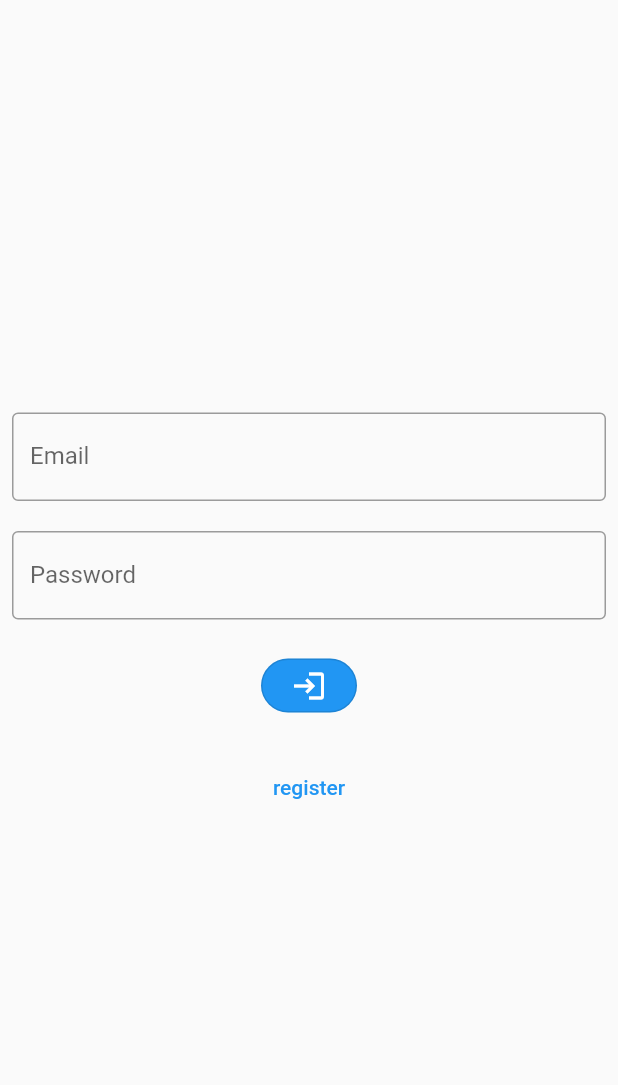
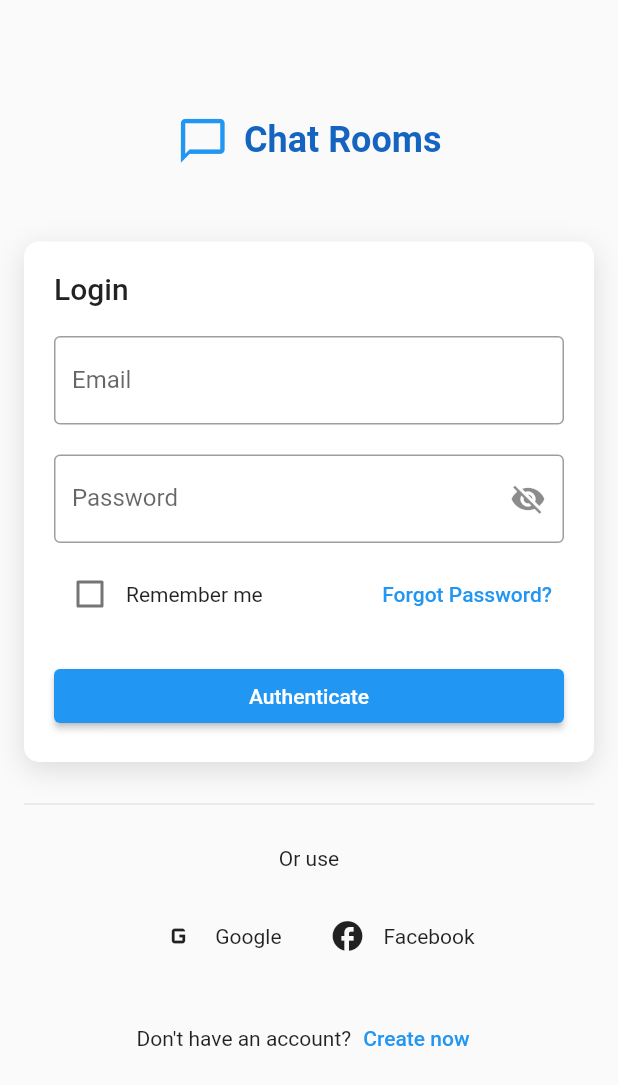
Before and after one commit to M-kusha/chatapp, a Flutter app: the screen it shows after launch, on a phone screen of 412 x 824 dp. Shown: the top 1085 px of the screen. Run offline on Flutter 3.47's test engine with Material 2 defaults, Android fonts, the phone set to English and light mode, and no system bars; our stand-ins replace cached_network_image, cloud_firestore, country_code_picker, easy_localization, firebase_auth, firebase_core and 3 more; accounts and stored records are empty; Roboto replaces fonts that are missing (CustomFont).

Commit message:
added new functions and redesigned the login page

```diff
--- a/lib/login/login.dart
+++ b/lib/login/login.dart
@@ -1,6 +1,7 @@
-import 'package:easy_localization/easy_localization.dart';
 import 'package:flutter/material.dart';
 import 'package:firebase_auth/firebase_auth.dart';
+import 'package:easy_localization/easy_localization.dart';
+import 'package:shared_preferences/shared_preferences.dart';
 
 class LoginPage extends StatefulWidget {
   final String message;
@@ -14,26 +15,135 @@ class LoginPageState extends State<LoginPage> {
   final FirebaseAuth _auth = FirebaseAuth.instance;
   final _emailController = TextEditingController();
   final _passwordController = TextEditingController();
+  bool _rememberMe = false;
+  String _errorMessage = '';
+  bool _passwordVisible = false;
+
+  @override
+  void initState() {
+    super.initState();
+    _loadRememberMe();
+  }
+
+  _loadRememberMe() async {
+    final prefs = await SharedPreferences.getInstance();
+    bool rememberMe = prefs.getBool('rememberMe') ?? false;
+    setState(() {
+      _rememberMe = rememberMe;
+      if (rememberMe) {
+        _emailController.text = prefs.getString('email') ?? '';
+        _passwordController.text = prefs.getString('password') ?? '';
+      }
+    });
+  }
+
+  _saveRememberMe(bool value) async {
+    final prefs = await SharedPreferences.getInstance();
+    prefs.setBool('rememberMe', value);
+    if (value) {
+      prefs.setString('email', _emailController.text.trim());
+      prefs.setString('password', _passwordController.text.trim());
+    } else {
+      prefs.remove('email');
+      prefs.remove('password');
+    }
+  }
 
   @override
   Widget build(BuildContext context) {
     return Scaffold(
-      body: Center(
+      body: SafeArea(
         child: Padding(
-          padding: const EdgeInsets.all(8.0),
+          padding: const EdgeInsets.all(16.0),
+          child: SingleChildScrollView(
             child: Column(
+              mainAxisAlignment: MainAxisAlignment.spaceEvenly,
+              children: [
+                const SizedBox(height: 60),
+                Row(
                   mainAxisAlignment: MainAxisAlignment.center,
                   children: [
+                    const Icon(Icons.chat_bubble_outline,
+                        size: 35, color: Colors.blue),
+                    const SizedBox(width: 10),
+                    Text(
+                      'Chat Rooms',
+                      style: TextStyle(
+                        fontSize: 24,
+                        fontWeight: FontWeight.bold,
+                        color: Colors.blue[800],
+                        fontFamily: 'CustomFont', // Use your custom font
+                      ),
+                    ),
+                  ],
+                ),
+                const SizedBox(height: 50),
+                _buildLoginContainer(),
+                const SizedBox(height: 20),
+                _buildSocialLoginButtons(),
+                const SizedBox(height: 20),
+                _buildRegisterLink(),
+              ],
+            ),
+          ),
+        ),
+      ),
+    );
+  }
+
+  Widget _buildLoginContainer() {
+    return Container(
+      padding: const EdgeInsets.all(20),
+      decoration: BoxDecoration(
+        borderRadius: BorderRadius.circular(10),
+        color: Colors.white,
+        boxShadow: const [
+          BoxShadow(
+            color: Colors.black12,
+            blurRadius: 15,
+            offset: Offset(0, 5),
+          ),
+        ],
+      ),
+      child: Column(
+        crossAxisAlignment: CrossAxisAlignment.stretch,
+        children: [
+          Text('Login', style: Theme.of(context).textTheme.titleLarge),
+          const SizedBox(height: 20),
           _buildEmailField(),
           const SizedBox(height: 20),
           _buildPasswordField(),
+          const SizedBox(height: 10),
+          Row(
+            mainAxisAlignment: MainAxisAlignment.spaceBetween,
+            children: [
+              Row(
+                children: [
+                  Checkbox(
+                    value: _rememberMe,
+                    onChanged: (value) {
+                      setState(() {
+                        _rememberMe = value!;
+                      });
+                    },
+                  ),
+                  const Text('Remember me').tr(),
+                ],
+              ),
+              Align(
+                alignment: Alignment.centerRight,
+                child: TextButton(
+                  onPressed: () =>
+                      Navigator.pushNamed(context, '/forgot-password'),
+                  child: const Text("Forgot Password?").tr(),
+                ),
+              ),
+            ],
+          ),
+          _buildErrorMessage(),
           const SizedBox(height: 20),
           _buildLoginButton(),
-              const SizedBox(height: 20),
-              _buildRegisterButton(),
         ],
-          ),
-        ),
       ),
     );
   }
@@ -51,48 +161,104 @@ class LoginPageState extends State<LoginPage> {
   Widget _buildPasswordField() {
     return TextField(
       controller: _passwordController,
+      obscureText: !_passwordVisible,
       decoration: InputDecoration(
         border: const OutlineInputBorder(),
         labelText: tr("password_label"),
+        suffixIcon: IconButton(
+          icon: Icon(
+            // Based on passwordVisible state choose the icon
+            _passwordVisible ? Icons.visibility : Icons.visibility_off,
           ),
-      obscureText: true,
-    );
-  }
-
-  Widget _buildLoginButton() {
-    return OutlinedButton(
-      style: ButtonStyle(
-        backgroundColor: MaterialStateProperty.all<Color>(Colors.blue),
-        shape: MaterialStateProperty.all<RoundedRectangleBorder>(
-          RoundedRectangleBorder(
-            borderRadius: BorderRadius.circular(
-                50.0), // Adjust the border radius as needed
+          onPressed: () {
+            // Update the state i.e. toogle the state of passwordVisible variable
+            setState(() {
+              _passwordVisible = !_passwordVisible;
+            });
+          },
         ),
-        ),
-      ),
-      onPressed: _handleLogin,
-      child: const Icon(
-        Icons.login,
-        size: 24.0,
-        color: Colors.white,
       ),
     );
   }
 
-  Widget _buildRegisterButton() {
-    return TextButton(
+  Widget _buildErrorMessage() {
+    if (_errorMessage.isNotEmpty) {
+      return Padding(
+        padding: const EdgeInsets.all(8.0),
+        child: Text(
+          _errorMessage,
+          style: const TextStyle(color: Colors.red, fontSize: 12),
+          textAlign: TextAlign.center,
+        ),
+      );
+    }
+    return Container();
+  }
+
+  Widget _buildLoginButton() {
+    return ElevatedButton(
+      onPressed: _handleLogin,
+      child: const Text('Authenticate').tr(),
+    );
+  }
+
+  Widget _buildSocialLoginButtons() {
+    return Column(
+      children: [
+        const Divider(),
+        const SizedBox(height: 20),
+        const Text('Or use').tr(),
+        const SizedBox(height: 20),
+        Row(
+          mainAxisAlignment: MainAxisAlignment.center,
+          children: [
+            IconButton(
+              icon: const Icon(Icons.g_mobiledata),
+              onPressed: () {
+                // Handle Google login
+              },
+            ),
+            const Text('Google').tr(),
+            const SizedBox(width: 20),
+            IconButton(
+              icon: const Icon(Icons.facebook),
+              onPressed: () {
+                // Handle Facebook login
+              },
+            ),
+            const Text('Facebook').tr(),
+          ],
+        ),
+      ],
+    );
+  }
+
+  Widget _buildRegisterLink() {
+    return Row(
+      mainAxisAlignment: MainAxisAlignment.center,
+      children: [
+        const Text("Don't have an account?").tr(),
+        TextButton(
           onPressed: () => Navigator.pushNamed(context, '/register'),
-      child: Text("register".tr()),
+          child: const Text('Create now').tr(),
+        ),
+      ],
     );
   }
 
   Future<void> _handleLogin() async {
+    try {
       await _auth.signInWithEmailAndPassword(
         email: _emailController.text.trim(),
         password: _passwordController.text.trim(),
       );
-
+      _saveRememberMe(_rememberMe);
       _handleLoginSuccess();
+    } on FirebaseAuthException catch (e) {
+      setState(() {
+        _errorMessage = e.message ?? 'An unknown error occurred';
+      });
+    }
   }
 
   void _handleLoginSuccess() {
```
Lines whose indentation alone changed are shown as unchanged.
